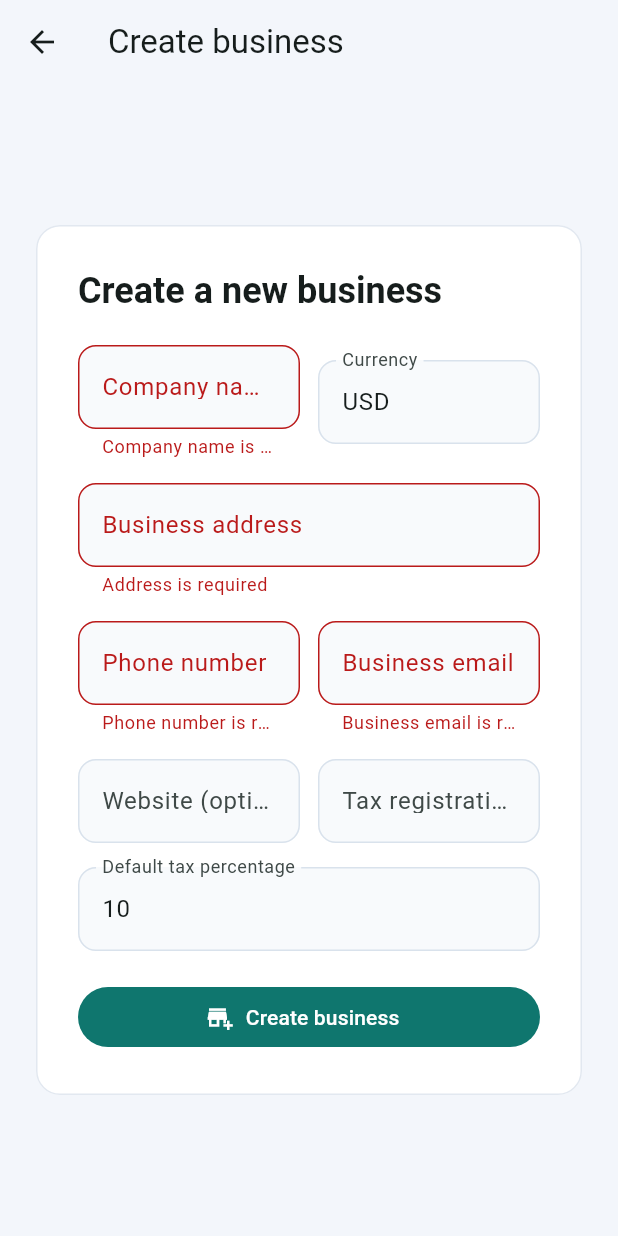
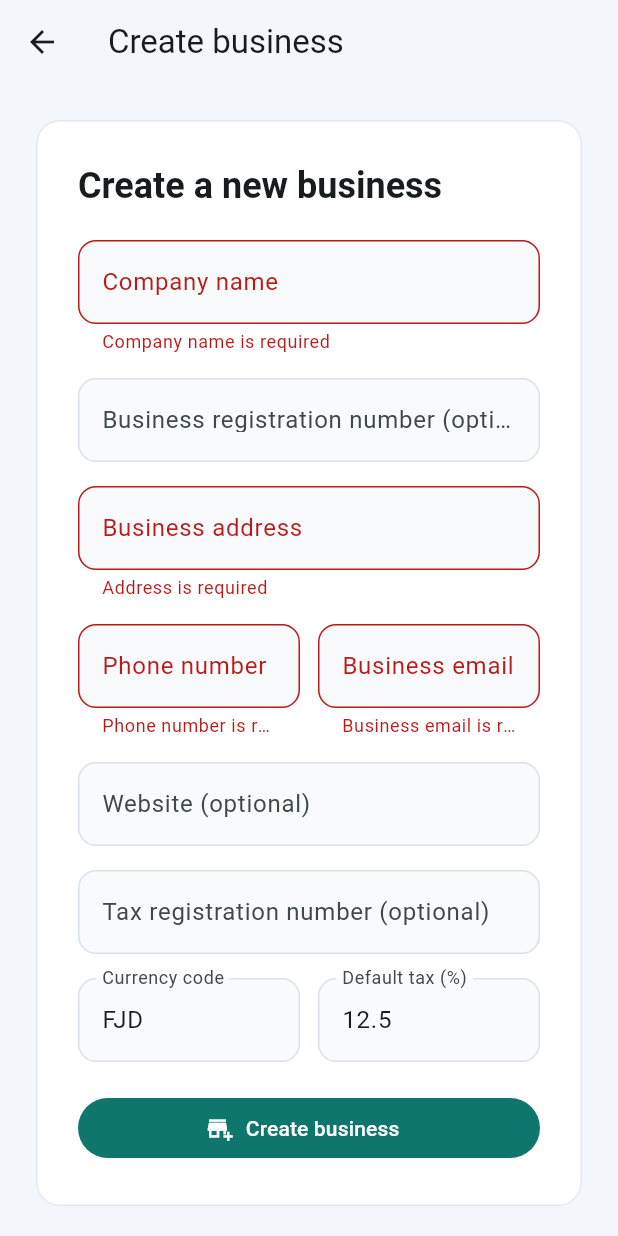
Before and after one commit to Shamal200/construction_estimator_app, a Flutter app: the CreateBusinessScreen screen opened directly, after a tap on "Create business", on a phone screen of 412 x 824 dp. Run offline on Flutter 3.47's test engine with Material 3 defaults, Android fonts, the phone set to English and light mode, and no system bars; our stand-ins replace cloud_firestore, firebase_auth, firebase_core; accounts and stored records are empty.

Commit message:
Complete business creation and profile module

```diff
--- a/lib/screens/business/create_business_screen.dart
+++ b/lib/screens/business/create_business_screen.dart
@@ -1,6 +1,7 @@
 import 'package:flutter/material.dart';
 import 'package:provider/provider.dart';
 
+import '../../providers/auth_provider.dart';
 import '../../services/business_service.dart';
 
 class CreateBusinessScreen extends StatefulWidget {
@@ -12,20 +13,24 @@ class CreateBusinessScreen extends StatefulWidget {
 
 class _CreateBusinessScreenState extends State<CreateBusinessScreen> {
   final _formKey = GlobalKey<FormState>();
+
   final _companyNameController = TextEditingController();
+  final _registrationController = TextEditingController();
   final _addressController = TextEditingController();
   final _phoneController = TextEditingController();
   final _emailController = TextEditingController();
   final _websiteController = TextEditingController();
   final _taxController = TextEditingController();
-  final _currencyController = TextEditingController(text: 'USD');
-  final _defaultTaxController = TextEditingController(text: '10');
+  final _currencyController = TextEditingController(text: 'FJD');
+  final _defaultTaxController = TextEditingController(text: '12.5');
+
   bool _isSubmitting = false;
   String? _errorMessage;
 
   @override
   void dispose() {
     _companyNameController.dispose();
+    _registrationController.dispose();
     _addressController.dispose();
     _phoneController.dispose();
     _emailController.dispose();
@@ -36,10 +41,45 @@ class _CreateBusinessScreenState extends State<CreateBusinessScreen> {
     super.dispose();
   }
 
+  String? _requiredValidator(String? value, String field) {
+    if (value == null || value.trim().isEmpty) {
+      return '$field is required';
+    }
+    return null;
+  }
+
+  String? _emailValidator(String? value) {
+    if (value == null || value.trim().isEmpty) {
+      return 'Business email is required';
+    }
+
+    final emailPattern = RegExp(r'^[^@\s]+@[^@\s]+\.[^@\s]+$');
+
+    if (!emailPattern.hasMatch(value.trim())) {
+      return 'Enter a valid email address';
+    }
+
+    return null;
+  }
+
+  String? _taxValidator(String? value) {
+    final tax = double.tryParse(value ?? '');
+
+    if (tax == null || !tax.isFinite || tax < 0 || tax > 100) {
+      return 'Enter a percentage between 0 and 100';
+    }
+
+    return null;
+  }
+
   Future<void> _submit() async {
     if (!(_formKey.currentState?.validate() ?? false)) {
       return;
     }
+
+    // Get providers before any asynchronous operation.
+    final businessService = context.read<BusinessService>();
+    final authProvider = context.read<AuthProvider>();
 
     setState(() {
       _isSubmitting = true;
@@ -47,32 +87,33 @@ class _CreateBusinessScreenState extends State<CreateBusinessScreen> {
     });
 
     try {
-      final service = context.read<BusinessService>();
-      await service.createBusiness(
-        name: _companyNameController.text.trim(),
-        address: _addressController.text.trim(),
-        phone: _phoneController.text.trim(),
-        email: _emailController.text.trim(),
-        currency: _currencyController.text.trim(),
-        defaultTaxRate: double.tryParse(_defaultTaxController.text) ?? 0,
-        website: _websiteController.text.trim(),
-        taxRegistrationNumber: _taxController.text.trim(),
+      await businessService.createBusiness(
+        name: _companyNameController.text,
+        address: _addressController.text,
+        phone: _phoneController.text,
+        email: _emailController.text,
+        currency: _currencyController.text,
+        defaultTaxRate: double.parse(_defaultTaxController.text.trim()),
+        website: _websiteController.text,
+        businessRegistrationNumber: _registrationController.text,
+        taxRegistrationNumber: _taxController.text,
       );
 
-      if (mounted) {
+      await authProvider.refreshSession();
+
+      if (!mounted) return;
+
       ScaffoldMessenger.of(context).showSnackBar(
-          const SnackBar(
-            content: Text(
-              'Business creation is ready once the backend is deployed.',
-            ),
-          ),
+        const SnackBar(content: Text('Business created successfully.')),
       );
+
       Navigator.of(context).pop();
-      }
-    } on UnsupportedError catch (error) {
-      setState(() => _errorMessage = error.message);
     } catch (error) {
-      setState(() => _errorMessage = error.toString());
+      if (!mounted) return;
+
+      setState(() {
+        _errorMessage = error.toString();
+      });
     } finally {
       if (mounted) {
         setState(() => _isSubmitting = false);
@@ -103,34 +144,20 @@ class _CreateBusinessScreenState extends State<CreateBusinessScreen> {
                             ?.copyWith(fontWeight: FontWeight.w700),
                       ),
                       const SizedBox(height: 20),
-                      Row(
-                        children: [
-                          Expanded(
-                            child: TextFormField(
+                      TextFormField(
                         controller: _companyNameController,
                         decoration: const InputDecoration(
                           labelText: 'Company name',
                         ),
                         validator: (value) =>
-                                  (value == null || value.trim().isEmpty)
-                                  ? 'Company name is required'
-                                  : null,
+                            _requiredValidator(value, 'Company name'),
                       ),
+                      const SizedBox(height: 16),
+                      TextFormField(
+                        controller: _registrationController,
+                        decoration: const InputDecoration(
+                          labelText: 'Business registration number (optional)',
                         ),
-                          const SizedBox(width: 12),
-                          Expanded(
-                            child: TextFormField(
-                              controller: _currencyController,
-                              decoration: const InputDecoration(
-                                labelText: 'Currency',
-                              ),
-                              validator: (value) =>
-                                  (value == null || value.trim().isEmpty)
-                                  ? 'Currency is required'
-                                  : null,
-                            ),
-                          ),
-                        ],
                       ),
                       const SizedBox(height: 16),
                       TextFormField(
@@ -139,9 +166,7 @@ class _CreateBusinessScreenState extends State<CreateBusinessScreen> {
                           labelText: 'Business address',
                         ),
                         validator: (value) =>
-                            (value == null || value.trim().isEmpty)
-                            ? 'Address is required'
-                            : null,
+                            _requiredValidator(value, 'Address'),
                       ),
                       const SizedBox(height: 16),
                       Row(
@@ -149,13 +174,12 @@ class _CreateBusinessScreenState extends State<CreateBusinessScreen> {
                           Expanded(
                             child: TextFormField(
                               controller: _phoneController,
+                              keyboardType: TextInputType.phone,
                               decoration: const InputDecoration(
                                 labelText: 'Phone number',
                               ),
                               validator: (value) =>
-                                  (value == null || value.trim().isEmpty)
-                                  ? 'Phone number is required'
-                                  : null,
+                                  _requiredValidator(value, 'Phone number'),
                             ),
                           ),
                           const SizedBox(width: 12),
@@ -166,49 +190,62 @@ class _CreateBusinessScreenState extends State<CreateBusinessScreen> {
                               decoration: const InputDecoration(
                                 labelText: 'Business email',
                               ),
-                              validator: (value) =>
-                                  (value == null || value.trim().isEmpty)
-                                  ? 'Business email is required'
-                                  : null,
+                              validator: _emailValidator,
                             ),
                           ),
                         ],
+                      ),
+                      const SizedBox(height: 16),
+                      TextFormField(
+                        controller: _websiteController,
+                        keyboardType: TextInputType.url,
+                        decoration: const InputDecoration(
+                          labelText: 'Website (optional)',
+                        ),
+                      ),
+                      const SizedBox(height: 16),
+                      TextFormField(
+                        controller: _taxController,
+                        decoration: const InputDecoration(
+                          labelText: 'Tax registration number (optional)',
+                        ),
                       ),
                       const SizedBox(height: 16),
                       Row(
                         children: [
                           Expanded(
                             child: TextFormField(
-                              controller: _websiteController,
+                              controller: _currencyController,
+                              textCapitalization: TextCapitalization.characters,
+                              maxLength: 3,
                               decoration: const InputDecoration(
-                                labelText: 'Website (optional)',
+                                labelText: 'Currency code',
+                                hintText: 'FJD',
+                                counterText: '',
                               ),
+                              validator: (value) {
+                                if (value == null || value.trim().length != 3) {
+                                  return 'Enter a 3-letter code';
+                                }
+                                return null;
+                              },
                             ),
                           ),
                           const SizedBox(width: 12),
                           Expanded(
                             child: TextFormField(
-                              controller: _taxController,
+                              controller: _defaultTaxController,
+                              keyboardType:
+                                  const TextInputType.numberWithOptions(
+                                    decimal: true,
+                                  ),
                               decoration: const InputDecoration(
-                                labelText: 'Tax registration no. (optional)',
+                                labelText: 'Default tax (%)',
                               ),
+                              validator: _taxValidator,
                             ),
                           ),
                         ],
-                      ),
-                      const SizedBox(height: 16),
-                      TextFormField(
-                        controller: _defaultTaxController,
-                        keyboardType: const TextInputType.numberWithOptions(
-                          decimal: true,
-                        ),
-                        decoration: const InputDecoration(
-                          labelText: 'Default tax percentage',
-                        ),
-                        validator: (value) =>
-                            (double.tryParse(value ?? '') == null)
-                            ? 'Enter a valid tax percentage'
-                            : null,
                       ),
                       const SizedBox(height: 20),
                       if (_errorMessage != null)
@@ -221,8 +258,7 @@ class _CreateBusinessScreenState extends State<CreateBusinessScreen> {
                         ),
                       FilledButton.icon(
                         onPressed: _isSubmitting ? null : _submit,
-                        icon: const Icon(Icons.add_business),
-                        label: _isSubmitting
+                        icon: _isSubmitting
                             ? const SizedBox(
                                 width: 18,
                                 height: 18,
@@ -230,7 +266,12 @@ class _CreateBusinessScreenState extends State<CreateBusinessScreen> {
                                   strokeWidth: 2,
                                 ),
                               )
-                            : const Text('Create business'),
+                            : const Icon(Icons.add_business),
+                        label: Text(
+                          _isSubmitting
+                              ? 'Creating business...'
+                              : 'Create business',
+                        ),
                       ),
                     ],
                   ),
```
Also changed, not shown: lib/models/business.dart (+19 -8 lines), lib/providers/auth_provider.dart (+12 -7 lines), lib/services/business_service.dart (+86 -6 lines), firebase.json, 2 other files. Lines whose indentation alone changed are shown as unchanged.
